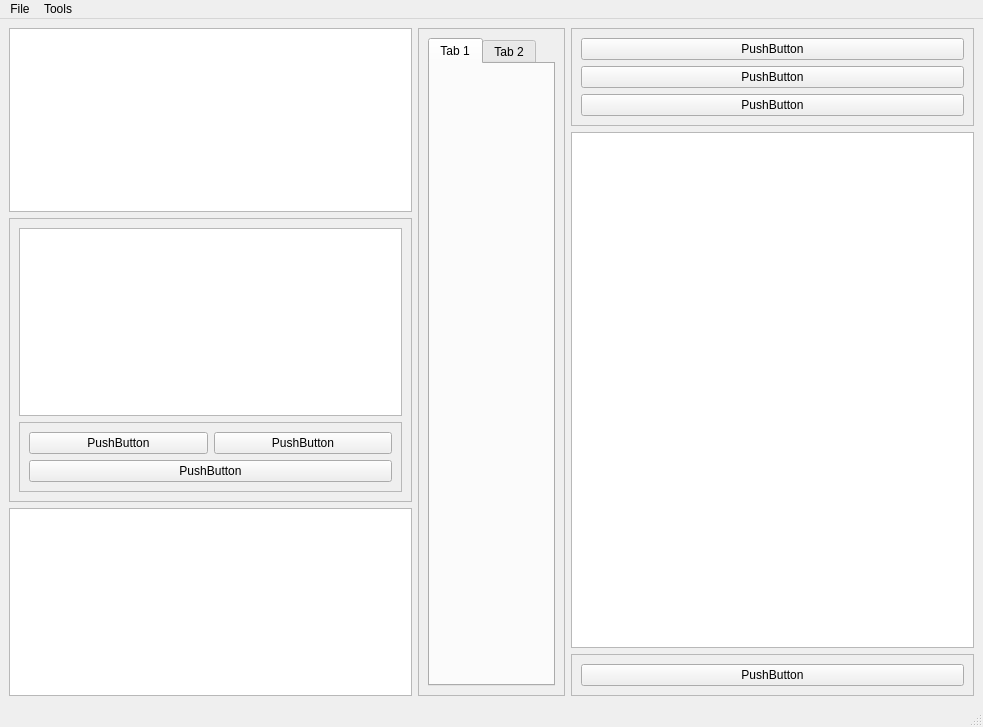
First picture: the form in ui/basic.ui, repository slaclab/paws, before the edit.
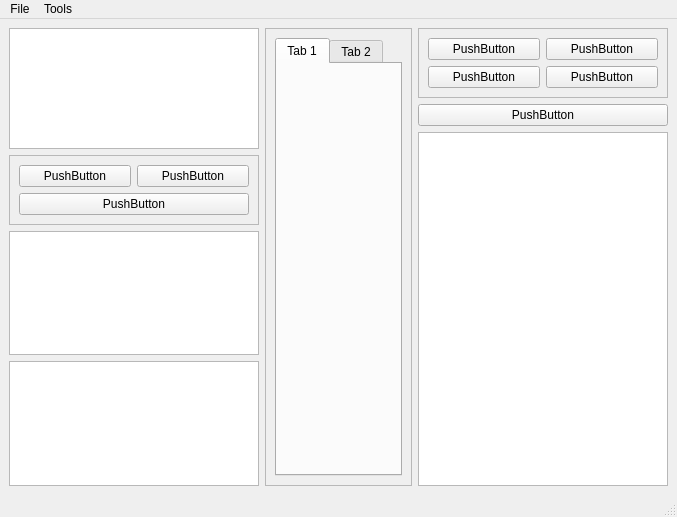
Second picture: the form after the edit.

Diff of the .ui file:
```diff
--- a/ui/basic.ui
+++ b/ui/basic.ui
@@ -6,8 +6,8 @@
    <rect>
     <x>0</x>
     <y>0</y>
-    <width>983</width>
-    <height>727</height>
+    <width>677</width>
+    <height>517</height>
    </rect>
   </property>
   <property name="windowTitle">
@@ -16,7 +16,7 @@
   <widget class="QWidget" name="centralwidget">
    <layout class="QHBoxLayout" name="horizontalLayout">
     <item>
-     <layout class="QVBoxLayout" name="verticalLayout_5">
+     <layout class="QVBoxLayout" name="verticalLayout_2">
       <item>
        <widget class="QGraphicsView" name="title_box">
         <property name="enabled">
@@ -38,46 +38,34 @@
         <property name="frameShadow">
          <enum>QFrame::Raised</enum>
         </property>
-        <layout class="QVBoxLayout" name="verticalLayout_2">
-         <item>
-          <widget class="QTreeView" name="image_tree"/>
+        <layout class="QGridLayout" name="gridLayout_4">
+         <item row="1" column="0">
+          <widget class="QPushButton" name="open_images_button">
+           <property name="text">
+            <string>PushButton</string>
+           </property>
+          </widget>
          </item>
-         <item>
-          <widget class="QFrame" name="image_button_box">
-           <property name="frameShape">
-            <enum>QFrame::StyledPanel</enum>
+         <item row="1" column="1">
+          <widget class="QPushButton" name="close_images_button">
+           <property name="text">
+            <string>PushButton</string>
            </property>
-           <property name="frameShadow">
-            <enum>QFrame::Raised</enum>
+          </widget>
+         </item>
+         <item row="2" column="0" colspan="2">
+          <widget class="QPushButton" name="display_item_button">
+           <property name="text">
+            <string>PushButton</string>
            </property>
-           <layout class="QGridLayout" name="gridLayout">
-            <item row="1" column="0" colspan="2">
-             <widget class="QPushButton" name="display_item_button">
-              <property name="text">
-               <string>PushButton</string>
-              </property>
-             </widget>
-            </item>
-            <item row="0" column="1">
-             <widget class="QPushButton" name="close_images_button">
-              <property name="text">
-               <string>PushButton</string>
-              </property>
-             </widget>
-            </item>
-            <item row="0" column="0">
-             <widget class="QPushButton" name="open_images_button">
-              <property name="text">
-               <string>PushButton</string>
-              </property>
-             </widget>
-            </item>
-           </layout>
           </widget>
          </item>
         </layout>
        </widget>
       </item>
+      <item>
+       <widget class="QTreeView" name="image_tree"/>
+      </item>
       <item>
        <widget class="QPlainTextEdit" name="message_board">
         <property name="undoRedoEnabled">
@@ -133,44 +121,29 @@
         <property name="frameShadow">
          <enum>QFrame::Raised</enum>
         </property>
-        <layout class="QVBoxLayout" name="verticalLayout_4">
-         <item>
+        <layout class="QGridLayout" name="gridLayout_3">
+         <item row="2" column="0">
+          <widget class="QPushButton" name="rm_op_button">
+           <property name="text">
+            <string>PushButton</string>
+           </property>
+          </widget>
+         </item>
+         <item row="1" column="0">
           <widget class="QPushButton" name="add_op_button">
            <property name="text">
             <string>PushButton</string>
            </property>
           </widget>
          </item>
-         <item>
+         <item row="1" column="1">
           <widget class="QPushButton" name="edit_op_button">
            <property name="text">
             <string>PushButton</string>
            </property>
           </widget>
          </item>
-         <item>
-          <widget class="QPushButton" name="rm_op_button">
-           <property name="text">
-            <string>PushButton</string>
-           </property>
-          </widget>
-         </item>
-        </layout>
-       </widget>
-      </item>
-      <item>
-       <widget class="QTreeView" name="workflow_tree"/>
-      </item>
-      <item>
-       <widget class="QFrame" name="frame">
-        <property name="frameShape">
-         <enum>QFrame::StyledPanel</enum>
-        </property>
-        <property name="frameShadow">
-         <enum>QFrame::Raised</enum>
-        </property>
-        <layout class="QHBoxLayout" name="horizontalLayout_2">
-         <item>
+         <item row="2" column="1">
           <widget class="QPushButton" name="apply_workflow_button">
            <property name="text">
             <string>PushButton</string>
@@ -180,6 +153,16 @@
         </layout>
        </widget>
       </item>
+      <item>
+       <widget class="QPushButton" name="display_workflowitem_button">
+        <property name="text">
+         <string>PushButton</string>
+        </property>
+       </widget>
+      </item>
+      <item>
+       <widget class="QTreeView" name="workflow_tree"/>
+      </item>
      </layout>
     </item>
    </layout>
@@ -189,7 +172,7 @@
     <rect>
      <x>0</x>
      <y>0</y>
-     <width>983</width>
+     <width>677</width>
      <height>25</height>
     </rect>
    </property>
```
Left out of the diff: 7 changed lines with no effect on the pictures.
